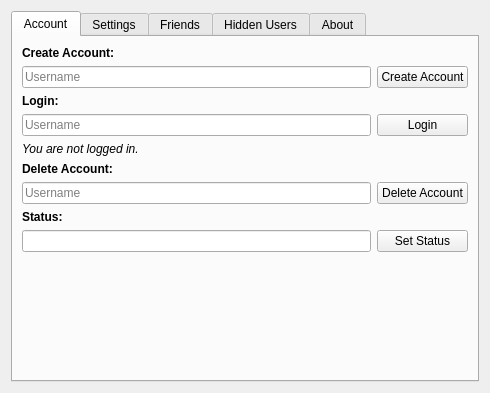
Before: the Qt Designer form designer/setup.ui in ThoreBor/Anki_Leaderboard, drawn with Qt 5.
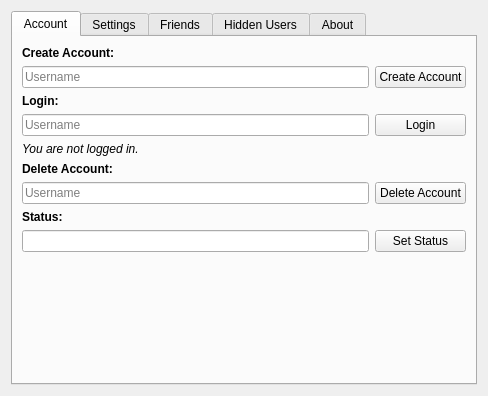
After: the same form once the commit is applied. Icons and pictures are not drawn.

Commit message:
add friend from userinfo dialog
minor setup.ui changes

What changed in the file:
```diff
--- a/designer/setup.ui
+++ b/designer/setup.ui
@@ -6,8 +6,8 @@
    <rect>
     <x>0</x>
     <y>0</y>
-    <width>490</width>
-    <height>393</height>
+    <width>488</width>
+    <height>396</height>
    </rect>
   </property>
   <property name="sizePolicy">
```
Left out of the diff: 158 changed lines with no effect on the pictures. The commit also changes 1 other file.
